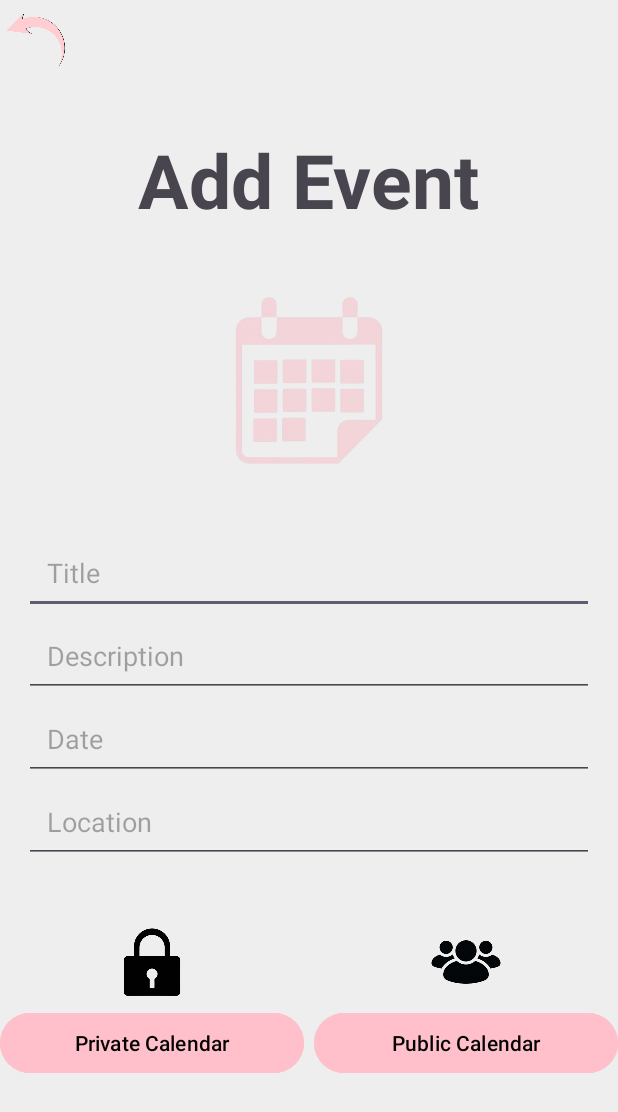
After one commit to NoamGeorge2006/Noam_final, an Android app: the AddEventActivity screen opened directly, with no data from a screen before it, on a phone screen of 412 x 824 dp. The commit adds this screen. Shown: the top 1112 px of the screen. Run offline under Robolectric (Android 15) with nearby library versions, the light colour scheme and no system bars; our stand-ins replace Firebase (no records; nobody signed in at launch, a user with empty details on screens opened directly).

Commit message:
הוספתי add event בתוך עמוד הבית הוספתי פלוס קטן וכאשר לוחצים עליו אז נפתח חלון חדש בו אפשר להוסיף אירועים. האירועים לא באמת עדיין נוספו ללוח השנה, וצריך לשפר date ןlocation

```diff
--- a/app/src/main/AndroidManifest.xml
+++ b/app/src/main/AndroidManifest.xml
@@ -63,6 +63,9 @@
         <activity android:name=".ContactActivity"
             android:exported="true"/>
 
+        <activity android:name=".AddEventActivity"
+            android:exported="true"/>
+
     </application>
 
 </manifest>
--- /dev/null
+++ b/app/src/main/res/layout/activity_add_event.xml
@@ -0,0 +1,133 @@
+<?xml version="1.0" encoding="utf-8"?>
+<LinearLayout xmlns:android="http://schemas.android.com/apk/res/android"
+    android:layout_width="match_parent"
+    android:layout_height="match_parent"
+    android:background="@color/background_gray"
+    android:orientation="vertical">
+
+    <ImageButton
+        android:id="@+id/btnBack"
+        android:layout_width="50dp"
+        android:layout_height="50dp"
+        android:background="?attr/selectableItemBackgroundBorderless"
+        android:contentDescription="Back Button"
+        android:scaleType="fitCenter"
+        android:src="@drawable/back_pic" />
+
+
+
+    <LinearLayout
+        android:layout_width="match_parent"
+        android:layout_height="wrap_content"
+        android:gravity="center"
+        android:padding="16dp"
+        android:orientation="vertical">
+
+        <TextView
+            android:layout_width="wrap_content"
+            android:layout_height="wrap_content"
+            android:layout_marginTop="20dp"
+            android:text="Add Event"
+            android:textAlignment="center"
+            android:textSize="50dp"
+            android:textStyle="bold" />
+
+        <ImageView
+            android:layout_marginTop="15dp"
+            android:layout_width="200dp"
+            android:layout_height="170dp"
+            android:src="@drawable/calendar_pic" />
+
+        <EditText
+            android:layout_marginTop="15dp"
+            android:id="@+id/etTitle"
+            android:layout_width="match_parent"
+            android:layout_height="wrap_content"
+            android:hint="Title"
+            android:padding="15dp" />
+
+        <EditText
+            android:id="@+id/etDescription"
+            android:layout_width="match_parent"
+            android:layout_height="wrap_content"
+            android:hint="Description"
+            android:padding="15dp" />
+
+        <EditText
+            android:id="@+id/etDate"
+            android:layout_width="match_parent"
+            android:layout_height="wrap_content"
+            android:hint="Date"
+            android:padding="15dp" />
+
+        <EditText
+            android:id="@+id/etLocation"
+            android:layout_width="match_parent"
+            android:layout_height="wrap_content"
+            android:hint="Location"
+            android:padding="15dp" />
+
+    </LinearLayout>
+
+    <LinearLayout
+        android:layout_width="match_parent"
+        android:layout_height="wrap_content"
+        android:orientation="horizontal"
+        android:gravity="center"
+        android:layout_marginTop="20dp">
+
+        <!-- כפתור ותמונה ללוח השנה הפרטי -->
+        <LinearLayout
+            android:layout_width="0dp"
+            android:layout_height="wrap_content"
+            android:layout_weight="1"
+            android:orientation="vertical"
+            android:gravity="center"
+            android:layout_marginRight="3dp">
+
+            <ImageView
+                android:id="@+id/imgPrivateCalendar"
+                android:layout_width="60dp"
+                android:layout_height="60dp"
+                android:src="@drawable/private_icon" />
+
+            <Button
+                android:id="@+id/btnAddEventPrivate"
+                android:layout_width="match_parent"
+                android:layout_height="wrap_content"
+                android:backgroundTint="@color/baby_pink"
+                android:text="Private Calendar"
+                android:textColor="@color/black" />
+        </LinearLayout>
+
+        <!-- כפתור ותמונה ללוח השנה הציבורי -->
+        <LinearLayout
+            android:layout_width="0dp"
+            android:layout_height="wrap_content"
+            android:layout_weight="1"
+            android:orientation="vertical"
+            android:gravity="center"
+            android:layout_marginLeft="3dp">
+
+            <ImageView
+                android:id="@+id/imgPublicCalendar"
+                android:layout_width="60dp"
+                android:layout_height="60dp"
+                android:src="@drawable/public_icon" />
+
+            <Button
+                android:id="@+id/btnAddEventPublic"
+                android:layout_width="match_parent"
+                android:layout_height="wrap_content"
+                android:backgroundTint="@color/baby_pink"
+                android:text="Public Calendar"
+                android:textColor="@color/black" />
+        </LinearLayout>
+
+    </LinearLayout>
+
+
+
+
+
+</LinearLayout>
```
Also changed, not shown: app/src/main/java/com/example/noam_final/AddEventActivity.java (added, +228 -0 lines), app/src/main/java/com/example/noam_final/Event.java (+51 -1 lines), app/src/main/java/com/example/noam_final/ForgetPasswordActivity.java (+88 -32 lines), app/src/main/java/com/example/noam_final/HomePageActivity.java (+8 -0 lines), app/src/main/java/com/example/noam_final/LoginActivity.java (+47 -8 lines), app/src/main/java/com/example/noam_final/SignUpActivity.java (+84 -28 lines), app/src/main/res/layout/activity_homepage.xml (+12 -11 lines), app/src/main/res/drawable/calendar_pic.png (added), app/src/main/res/drawable/plus_icon.png (added), app/src/main/res/drawable/private_icon.png (added), app/src/main/res/drawable/public_icon.png (added).
